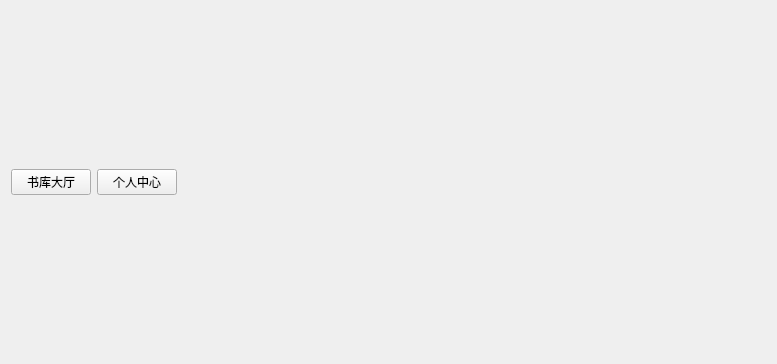
This is LibraryManager/menubar.ui in xuanlog/LibraryManager as Qt 5 draws it before an edit. The edited form follows.
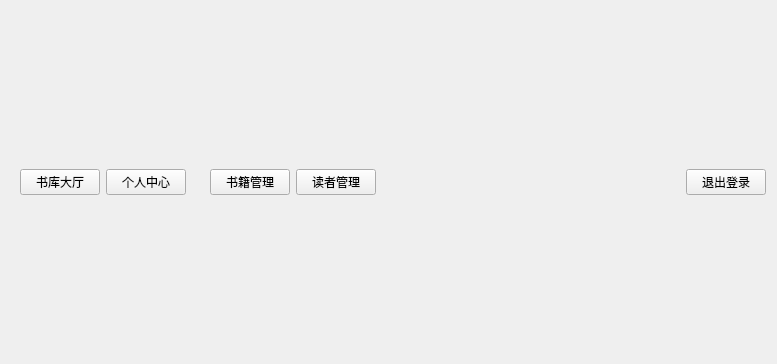
This is the edited form.

The edit to the form file:
```diff
--- a/LibraryManager/menubar.ui
+++ b/LibraryManager/menubar.ui
@@ -15,6 +15,9 @@
   </property>
   <layout class="QHBoxLayout" name="horizontalLayout">
    <item>
+    <widget class="QWidget" name="userWidget" native="true">
+     <layout class="QHBoxLayout" name="horizontalLayout_2">
+      <item>
     <widget class="QPushButton" name="stackRoomButton">
      <property name="text">
       <string>书库大厅</string>
@@ -28,6 +31,29 @@
      </property>
     </widget>
    </item>
+     </layout>
+    </widget>
+   </item>
+   <item>
+    <widget class="QWidget" name="managerWidget" native="true">
+     <layout class="QHBoxLayout" name="horizontalLayout_3">
+      <item>
+       <widget class="QPushButton" name="managerButton">
+        <property name="text">
+         <string>书籍管理</string>
+        </property>
+       </widget>
+      </item>
+      <item>
+       <widget class="QPushButton" name="readerButton">
+        <property name="text">
+         <string>读者管理</string>
+        </property>
+       </widget>
+      </item>
+     </layout>
+    </widget>
+   </item>
    <item>
     <spacer name="horizontalSpacer">
      <property name="orientation">
@@ -41,6 +67,13 @@
      </property>
     </spacer>
    </item>
+   <item>
+    <widget class="QPushButton" name="logoutButton">
+     <property name="text">
+      <string>退出登录</string>
+     </property>
+    </widget>
+   </item>
   </layout>
  </widget>
  <resources/>
```
Lines whose indentation alone changed are shown as unchanged.
